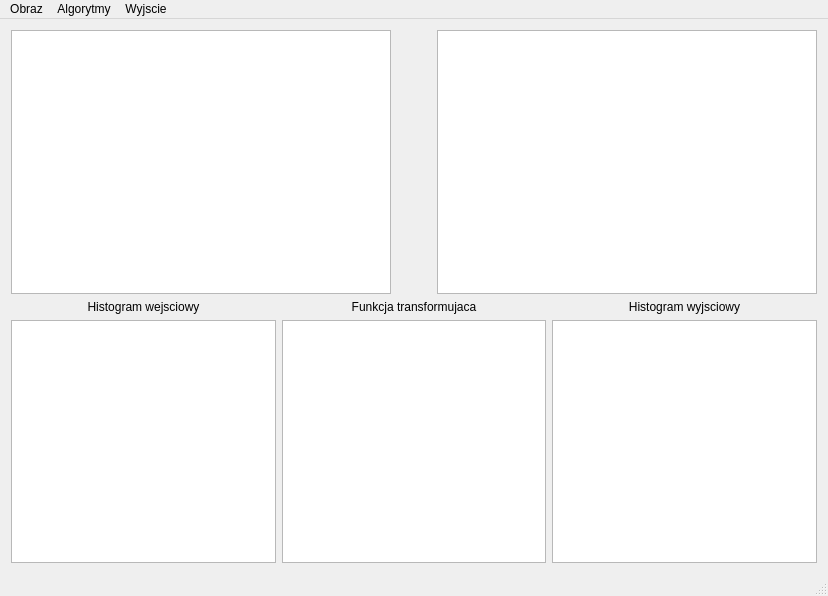
Before: the Qt Designer form GUI4OpenCV/GUI4OpenCV.ui in WonderWoman2020/GUI4OpenCV, drawn with Qt 5.
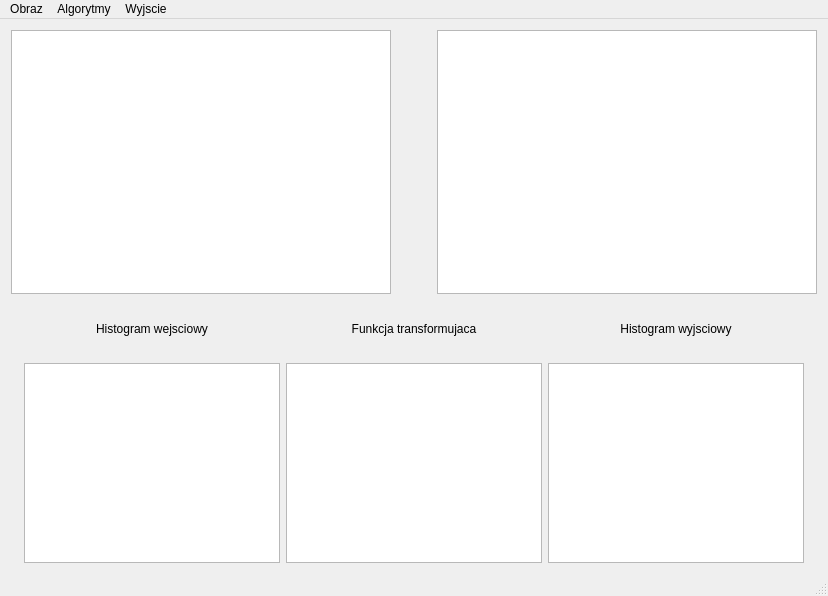
After: the same form once the commit is applied.

Commit message: Changed charts sizes to fixed values

The edit to the form file:
```diff
--- a/GUI4OpenCV/GUI4OpenCV.ui
+++ b/GUI4OpenCV/GUI4OpenCV.ui
@@ -48,25 +48,6 @@
         <property name="leftMargin">
          <number>0</number>
         </property>
-        <item row="1" column="0">
-         <widget class="QGraphicsView" name="srcHistView"/>
-        </item>
-        <item row="1" column="1">
-         <widget class="QGraphicsView" name="transformFuncView"/>
-        </item>
-        <item row="1" column="2">
-         <widget class="QGraphicsView" name="outHistView"/>
-        </item>
-        <item row="0" column="0">
-         <widget class="QLabel" name="srcHistTitle">
-          <property name="text">
-           <string>Histogram wejsciowy</string>
-          </property>
-          <property name="alignment">
-           <set>Qt::AlignmentFlag::AlignCenter</set>
-          </property>
-         </widget>
-        </item>
         <item row="0" column="1">
          <widget class="QLabel" name="transformFuncTitle">
           <property name="text">
@@ -77,6 +58,28 @@
           </property>
          </widget>
         </item>
+        <item row="2" column="2">
+         <widget class="QGraphicsView" name="outHistView">
+          <property name="sizePolicy">
+           <sizepolicy hsizetype="Expanding" vsizetype="Expanding">
+            <horstretch>0</horstretch>
+            <verstretch>0</verstretch>
+           </sizepolicy>
+          </property>
+          <property name="minimumSize">
+           <size>
+            <width>256</width>
+            <height>200</height>
+           </size>
+          </property>
+          <property name="maximumSize">
+           <size>
+            <width>256</width>
+            <height>200</height>
+           </size>
+          </property>
+         </widget>
+        </item>
         <item row="0" column="2">
          <widget class="QLabel" name="outHistTitle">
           <property name="text">
@@ -87,6 +90,60 @@
           </property>
          </widget>
         </item>
+        <item row="2" column="1">
+         <widget class="QGraphicsView" name="transformFuncView">
+          <property name="sizePolicy">
+           <sizepolicy hsizetype="Expanding" vsizetype="Expanding">
+            <horstretch>0</horstretch>
+            <verstretch>0</verstretch>
+           </sizepolicy>
+          </property>
+          <property name="minimumSize">
+           <size>
+            <width>256</width>
+            <height>200</height>
+           </size>
+          </property>
+          <property name="maximumSize">
+           <size>
+            <width>256</width>
+            <height>200</height>
+           </size>
+          </property>
+         </widget>
+        </item>
+        <item row="2" column="0">
+         <widget class="QGraphicsView" name="srcHistView">
+          <property name="sizePolicy">
+           <sizepolicy hsizetype="Expanding" vsizetype="Expanding">
+            <horstretch>0</horstretch>
+            <verstretch>0</verstretch>
+           </sizepolicy>
+          </property>
+          <property name="minimumSize">
+           <size>
+            <width>256</width>
+            <height>200</height>
+           </size>
+          </property>
+          <property name="maximumSize">
+           <size>
+            <width>256</width>
+            <height>200</height>
+           </size>
+          </property>
+         </widget>
+        </item>
+        <item row="0" column="0">
+         <widget class="QLabel" name="srcHistTitle">
+          <property name="text">
+           <string>Histogram wejsciowy</string>
+          </property>
+          <property name="alignment">
+           <set>Qt::AlignmentFlag::AlignCenter</set>
+          </property>
+         </widget>
+        </item>
        </layout>
       </item>
      </layout>
```
